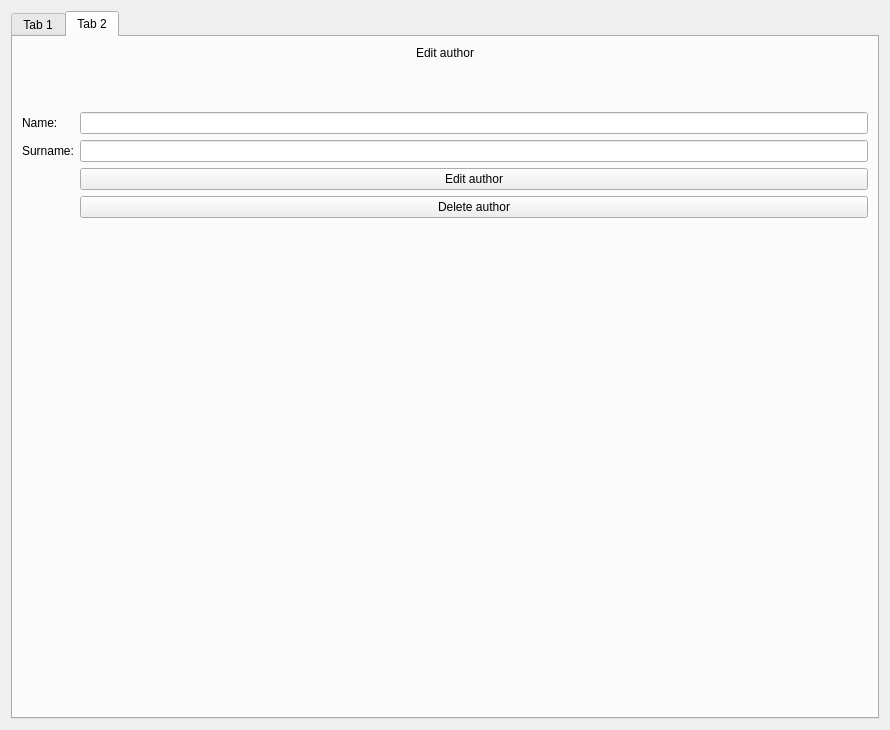
Above: assets/XML/author_window.ui from nisaia/P-yQt-ersonal-management-system before the change. Below: the same form after it.
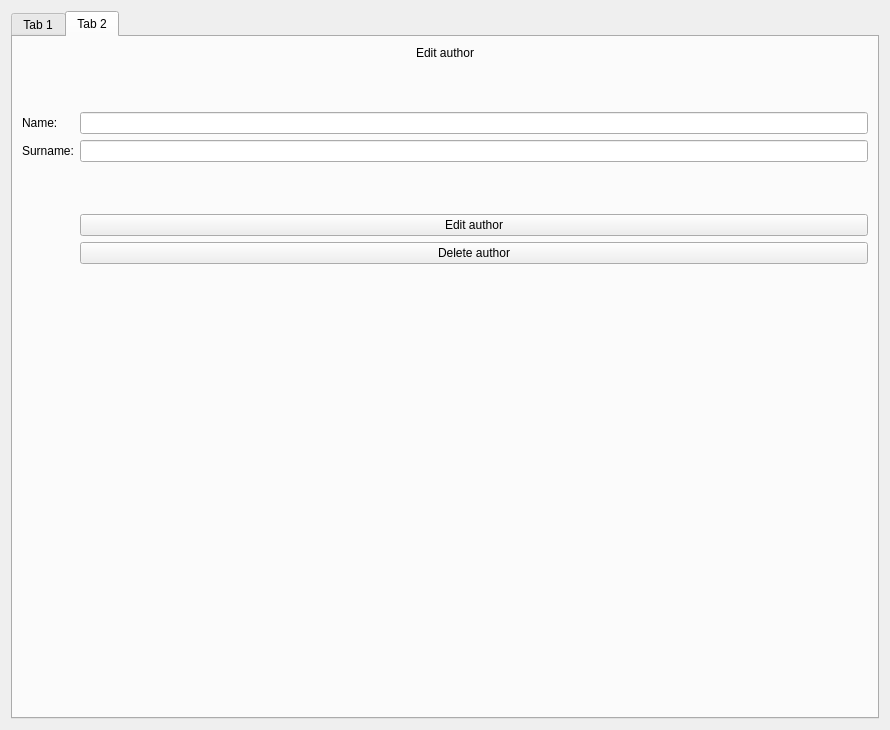
That is the form after the change. The open tabs and pages were chosen to show the change.

Patch:
```diff
--- a/assets/XML/author_window.ui
+++ b/assets/XML/author_window.ui
@@ -113,20 +113,36 @@
        <item row="3" column="1">
         <widget class="QLineEdit" name="surname_lineEdit"/>
        </item>
-       <item row="4" column="1">
+       <item row="5" column="1">
         <widget class="QPushButton" name="editAuthor_button">
          <property name="text">
           <string>Edit author</string>
          </property>
         </widget>
        </item>
-       <item row="5" column="1">
+       <item row="6" column="1">
         <widget class="QPushButton" name="deleteAuthor_button">
          <property name="text">
           <string>Delete author</string>
          </property>
         </widget>
        </item>
+       <item row="4" column="0" colspan="2">
+        <spacer name="verticalSpacer_2">
+         <property name="orientation">
+          <enum>Qt::Vertical</enum>
+         </property>
+         <property name="sizeType">
+          <enum>QSizePolicy::Preferred</enum>
+         </property>
+         <property name="sizeHint" stdset="0">
+          <size>
+           <width>20</width>
+           <height>40</height>
+          </size>
+         </property>
+        </spacer>
+       </item>
       </layout>
      </widget>
     </widget>
```
